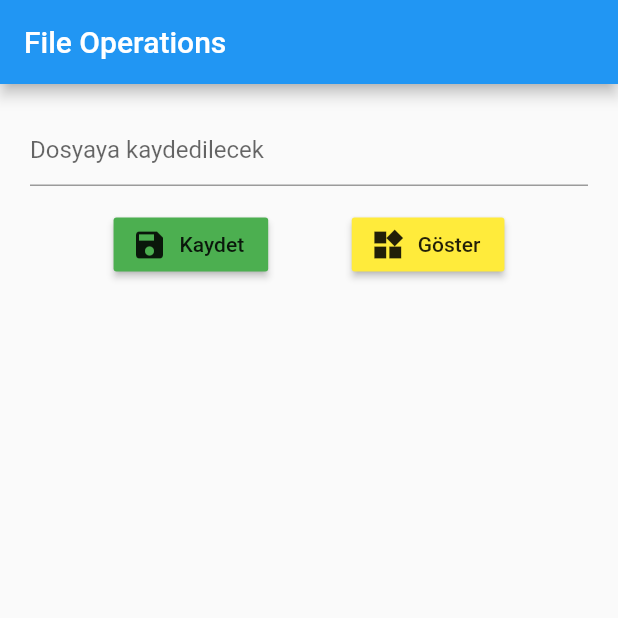
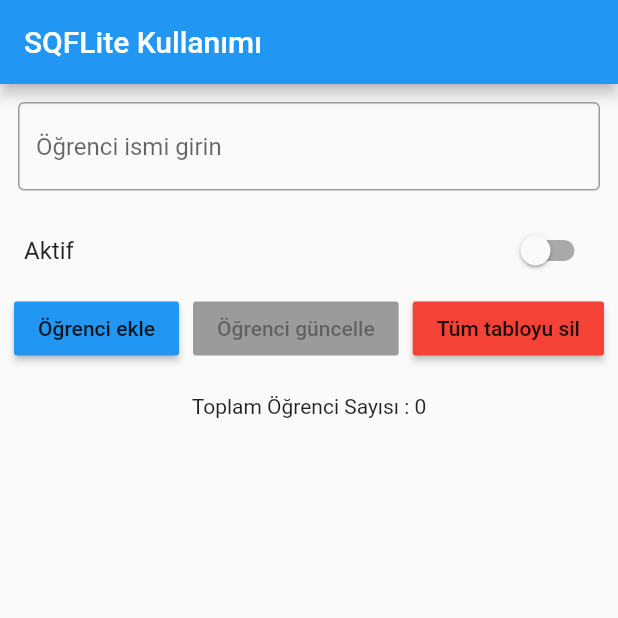
Before and after one commit to nedimmyilmaz/FlutterStoragePractices, a Flutter app: the screen it shows after launch, on a phone screen of 412 x 824 dp, the top half of it. Run offline on Flutter 3.47's test engine with Material 2 defaults, Android fonts, the phone set to English and light mode, and no system bars; our stand-ins replace fluttertoast, shared_preferences, sqflite; accounts and stored records are empty.

Commit message:
<local storage : sqflite>  - 10-01-21

```diff
--- a/lib/main.dart
+++ b/lib/main.dart
@@ -1,17 +1,31 @@
 import 'package:flutter/material.dart';
 import 'package:flutter_storage_practices/file%20operations.dart';
+import 'package:flutter_storage_practices/models/ogrenciler.dart';
 import 'package:flutter_storage_practices/sharedPreferences.dart';
+import 'package:flutter_storage_practices/sqfLite.dart';
+import 'utils/database_helper.dart';
 
 void main() => runApp(MyApp());
 
 class MyApp extends StatelessWidget {
+  DatabaseHelper dbhelper1 = DatabaseHelper();
+
+
   @override
   Widget build(BuildContext context) {
+
+    dbhelper1.ogrenciEkle(Ogrenciler("nedim", 2));
+    verileriDBdenGetir();
     return MaterialApp(
       home: Scaffold(
-       // body: SharedPreferencesExample(),
-        body: FileOperations(),
+        // body: SharedPreferencesExample(),
+        body: SQFLiteOrnegi(),
       ),
     );
   }
+
+  void verileriDBdenGetir() async {
+    var  sonuc = await dbhelper1.tumOgrenciler();
+
+  }
 }
--- /dev/null
+++ b/lib/models/ogrenciler.dart
@@ -0,0 +1,41 @@
+class Ogrenciler {
+  int _id;
+  String _isim;
+  int _aktif;
+
+  int get id => _id;
+
+  set id(int value) {
+    _id = value;
+  }
+
+  String get isim => _isim;
+
+  int get aktif => _aktif;
+
+  set aktif(int value) {
+    _aktif = value;
+  }
+
+  set isim(String value) {
+    _isim = value;
+  }
+
+  Ogrenciler(this._isim, this._aktif);
+
+  Ogrenciler.ID(this_id,this._isim, this._aktif);
+
+  Map<String, dynamic> toMap() {
+    var map = Map<String, dynamic>();
+    map["id"] = _id;
+    map["isim"] = _isim;
+    map["aktif"] = _aktif;
+    return map;
+  }
+
+  Ogrenciler.fromMap(Map<String, dynamic> map){
+    this._id = map["id"];
+    this._isim = map["isim"];
+    this._aktif = map["aktif"];
+  }
+}
--- /dev/null
+++ b/lib/sqfLite.dart
@@ -0,0 +1,262 @@
+import 'dart:math';
+
+import 'package:flutter/cupertino.dart';
+import 'package:flutter/material.dart';
+import 'package:flutter/widgets.dart';
+import 'package:flutter_storage_practices/utils/database_helper.dart';
+import 'package:fluttertoast/fluttertoast.dart';
+import 'package:sqflite/sqflite.dart';
+
+import 'package:flutter/material.dart';
+import 'package:flutter_storage_practices/models/ogrenciler.dart';
+
+class SQFLiteOrnegi extends StatefulWidget {
+  @override
+  _SQFLiteOrnegiState createState() => _SQFLiteOrnegiState();
+}
+
+class _SQFLiteOrnegiState extends State<SQFLiteOrnegi> {
+  DatabaseHelper _databaseHelper;
+  List<Ogrenciler> tumOgrencilerListesi;
+  bool aktiflik = false;
+  var controller = TextEditingController();
+  var _formKey = GlobalKey<FormState>();
+  var _scaffoldKey = GlobalKey<ScaffoldState>();
+  int tiklananIndexDegeri;
+  int tiklananOgrIDsi;
+
+  @override
+  void initState() {
+    super.initState();
+    tumOgrencilerListesi = List<Ogrenciler>();
+    _databaseHelper = DatabaseHelper();
+    _databaseHelper.tumOgrenciler().then((gelenMap) {
+      for (Map okunanOgr in gelenMap) {
+        tumOgrencilerListesi.add(Ogrenciler.fromMap(okunanOgr));
+      }
+      setState(() {
+
+      });
+      print("gelen öğrenci sayısı " + tumOgrencilerListesi.length.toString());
+    }).catchError((hata) => print("Hata oluştu " + hata));
+  }
+
+  @override
+  Widget build(BuildContext context) {
+    //
+    // Ogrenciler ogr1 = Ogrenciler.ID(30, "Nedim", 1);
+    // Map newMap = ogr1.toMap();
+    //  debugPrint(newMap["isim_soyisim"].toString());
+    //
+    //  Ogrenciler ogr2 = Ogrenciler.fromMap(newMap);
+    //  debugPrint(newMap.toString());
+
+    return Scaffold(
+      key: _scaffoldKey,
+      appBar: AppBar(title: Text("SQFLite Kullanımı")),
+      body: Container(
+        child: Column(
+          children: [
+            Form(
+                key: _formKey,
+                child: Column(
+                  children: [
+                    Padding(
+                      padding: const EdgeInsets.all(12.0),
+                      child: TextFormField(
+                        autofocus: false,
+                        controller: controller,
+                        validator: (kontrol) {
+                          if (kontrol.length < 3) {
+                            return "en az 3 karakter girin";
+                          } else {
+                            return null;
+                          }
+                        },
+                        decoration: InputDecoration(
+                            hintText: "Öğrenci ismi girin",
+                            border: OutlineInputBorder()),
+                      ),
+                    ),
+                    SwitchListTile(
+                        title: Text("Aktif"),
+                        value: aktiflik,
+                        onChanged: (current) {
+                          setState(() {
+                            aktiflik = current;
+                          });
+                        })
+                  ],
+                )),
+            Row(
+              mainAxisAlignment: MainAxisAlignment.spaceEvenly,
+              children: [
+                RaisedButton(
+                  child: Text("Öğrenci ekle"),
+                  onPressed: () {
+                    try {
+                      if (_formKey.currentState.validate()) {
+                        _ogrenciEkle(Ogrenciler(
+                            controller.text, aktiflik == true ? 1 : 0));
+                      }
+                    } catch (e) {
+                      debugPrint(
+                          "------------------------------" + e.toString());
+                    }
+                    // Fluttertoast.showToast(msg: e.toString());
+                  },
+                  color: Colors.blue,
+                ),
+                RaisedButton(
+                  child: Text("Öğrenci güncelle"),
+                  onPressed: tiklananOgrIDsi  == null ? null : () {
+
+                            if (_formKey.currentState.validate()) {
+                              _ogrenciGuncelle(Ogrenciler.ID(tiklananOgrIDsi,
+                                  controller.text, aktiflik == true ? 1 : 0));
+                              debugPrint("**********");
+                            }
+
+                        },
+                  color: Colors.yellow,
+                ),
+                RaisedButton(
+                  child: Text("Tüm tabloyu sil"),
+                  onPressed: () {
+                    _tumTabloyuTemizle();
+                  },
+                  color: Colors.red,
+                ),
+              ],
+            ),
+            SizedBox(
+              height: 20,
+            ),
+            SizedBox(
+                child: Text("Toplam Öğrenci Sayısı : " +
+                    tumOgrencilerListesi.length.toString()),
+                height: 25),
+            Expanded(
+                child: ListView.builder(
+                    itemCount: tumOgrencilerListesi.length,
+                    itemBuilder: (context, index) {
+                      return Row(
+                        children: [
+                          Container(
+                            margin: EdgeInsets.symmetric(
+                                vertical: 5, horizontal: 10),
+                            decoration: BoxDecoration(
+                                borderRadius: BorderRadius.circular(20)),
+                            width: MediaQuery.of(context).size.width - 100,
+                            height: MediaQuery.of(context).size.height * .10,
+                            child: Card(
+                                elevation: 15,
+                                color: tumOgrencilerListesi[index].aktif == 1
+                                    ? Colors.green
+                                    : Colors.orange.shade300,
+                                child: ListTile(
+                                    // trailing: GestureDetector(
+                                    //   onTap: () {
+                                    //     _ogrenciSil(
+                                    //         tumOgrencilerListesi[index].id, index);
+                                    //   },
+                                    // ),
+                                    onTap: () {
+                                      setState(() {
+                                        controller.text =
+                                            tumOgrencilerListesi[index].isim;
+                                        aktiflik =
+                                            tumOgrencilerListesi[index].aktif == 1 ? true : false;
+                                        tiklananIndexDegeri = index;
+                                       tiklananOgrIDsi = tumOgrencilerListesi[index].id;
+                                      });
+                                    },
+                                    title:
+                                        Text(tumOgrencilerListesi[index].isim),
+                                    subtitle: Text(tumOgrencilerListesi[index]
+                                        .id
+                                        .toString()))),
+                          ),
+                          Container(
+                            margin: EdgeInsets.symmetric(horizontal: 4),
+                            decoration: BoxDecoration(
+                                color: Colors.black,
+                                borderRadius: BorderRadius.circular(40)),
+                            child: IconButton(
+                                color: Colors.white,
+                                icon: Icon(Icons.delete_forever),
+                                onPressed: () {
+                                  _ogrenciSil(
+                                      tumOgrencilerListesi[index].id, index);
+                                }),
+                          )
+                        ],
+                      );
+                    }))
+          ],
+        ),
+      ),
+    );
+  }
+
+  void _ogrenciEkle(Ogrenciler ogrenci) async {
+    var yeniOgrID = await _databaseHelper.ogrenciEkle(ogrenci);
+    ogrenci.id = yeniOgrID;
+    if (yeniOgrID > 0) {
+      setState(() {
+        tumOgrencilerListesi.insert(0, ogrenci);
+      });
+      _scaffoldKey.currentState.showSnackBar(SnackBar(
+          content: Text(yeniOgrID.toString() + " ID li öğrenci eklendi")));
+    }
+  }
+
+  void _tumTabloyuTemizle() async {
+    var silinenElemanSayisi = await _databaseHelper.tumTabloyuSil();
+    if (silinenElemanSayisi > 0) {
+      _scaffoldKey.currentState.showSnackBar(SnackBar(
+        content: Text(silinenElemanSayisi.toString()),
+        duration: Duration(seconds: 2),
+      ));
+
+      setState(() {
+        tumOgrencilerListesi.clear();
+      });
+    }
+  }
+
+  void _ogrenciSil(int dbIDsi, int listeIndeksi) async {
+    var sonuc = await _databaseHelper.ogrenciSil(dbIDsi);
+    if (sonuc == 1) {
+      _scaffoldKey.currentState.showSnackBar(SnackBar(
+        content: Text(" Seçilen öğrenci silindi"),
+        duration: Duration(seconds: 2),
+      ));
+
+      setState(() {
+        tumOgrencilerListesi.removeAt(listeIndeksi);
+      });
+    } else {
+      _scaffoldKey.currentState.showSnackBar(SnackBar(
+        content: Text("Silerken hata çıktı"),
+        duration: Duration(seconds: 2),
+      ));
+    }
+    tiklananOgrIDsi = null;
+  }
+
+  void _ogrenciGuncelle(Ogrenciler ogrenci) async {
+
+    var sonuc = await _databaseHelper.ogrenciGuncelle(ogrenci);
+    if (sonuc == 1) {
+      _scaffoldKey.currentState.showSnackBar(SnackBar(
+        content: Text("Öğrenci güncellendi"),
+        duration: Duration(seconds: 2),
+      ));
+
+      setState(() {
+        tumOgrencilerListesi[tiklananIndexDegeri] = ogrenci;
+      });
+    }
+  }
+}
--- /dev/null
+++ b/lib/utils/database_helper.dart
@@ -0,0 +1,86 @@
+import 'dart:async';
+import 'dart:io';
+
+import 'package:flutter_storage_practices/models/ogrenciler.dart';
+import 'package:path_provider/path_provider.dart';
+import 'package:sqflite/sqflite.dart';
+import 'package:path/path.dart';
+
+class DatabaseHelper {
+  static DatabaseHelper _databaseHelper;
+  static Database _database;
+  String _ogrenciTablo = "ogrenci";
+  String _sutunID = "id";
+  String _sutunIsim = "isim";
+  String _sutunAktif = "aktif";
+
+  factory DatabaseHelper() {
+    if (_databaseHelper == null) {
+      _databaseHelper = DatabaseHelper._internal();
+      print("DBHelper null olduğu için oluşturuldu");
+      return _databaseHelper;
+    } else {
+      return _databaseHelper;
+    }
+  }
+
+  DatabaseHelper._internal();
+
+  Future<Database> _getDatabase() async {
+    if (_database == null) {
+      _database = await _initializeDatabase();
+      return _database;
+    } else {
+      return _database;
+    }
+  }
+
+  _initializeDatabase() async {
+    Directory klasor = await getApplicationDocumentsDirectory();
+    String dbPath = join(klasor.path, "db");
+
+    var mainDB = openDatabase(dbPath, version: 1, onCreate: _createDB);
+
+    return mainDB;
+  }
+
+  FutureOr<void> _createDB(Database db, int version) async {
+    print("createdb çalışıp tablo oluşturacak");
+    var sonuc = await db.execute(
+        "CREATE TABLE $_ogrenciTablo ($_sutunID INTEGER PRIMARY KEY AUTOINCREMENT, $_sutunIsim TEXT, $_sutunAktif INTEGER)");
+  }
+
+  Future<int> ogrenciEkle(Ogrenciler ogrenci) async {
+    var db = await _getDatabase();
+    var sonuc = await db.insert(_ogrenciTablo, ogrenci.toMap(),
+        nullColumnHack: "$_sutunID");
+    print("ogrenci dbye eklendi"+sonuc.toString());
+      return sonuc;
+  }
+
+  Future<List<Map<String, dynamic>>> tumOgrenciler() async {
+    var db = await _getDatabase();
+    var sonuc = await db.query(_ogrenciTablo, orderBy: "$_sutunID DESC");
+    return sonuc;
+  }
+
+  Future<int> ogrenciGuncelle(Ogrenciler ogrenci) async {
+    var db = await _getDatabase();
+    var sonuc = await db.update(_ogrenciTablo, ogrenci.toMap(),
+        where: "$_sutunID = ?", whereArgs: [ogrenci.id]);
+    return sonuc;
+  }
+
+  Future<int> ogrenciSil(int id) async {
+    var db = await _getDatabase();
+    var sonuc =
+        await db.delete(_ogrenciTablo, where: "$_sutunID= ? ", whereArgs: [id]);
+    return sonuc;
+  }
+
+  Future<int> tumTabloyuSil() async {
+    var db = await _getDatabase();
+    var sonuc = await db.delete(_ogrenciTablo);
+    return sonuc;
+  }
+}
--- a/pubspec.yaml
+++ b/pubspec.yaml
@@ -32,6 +32,7 @@ dependencies:
   # Use with the CupertinoIcons class for iOS style icons.
   cupertino_icons: ^1.0.0
   path_provider: ^1.6.24
+  sqflite: ^1.3.2+1
 
 dev_dependencies:
   flutter_test:
```
Also changed, not shown: pubspec.lock.
